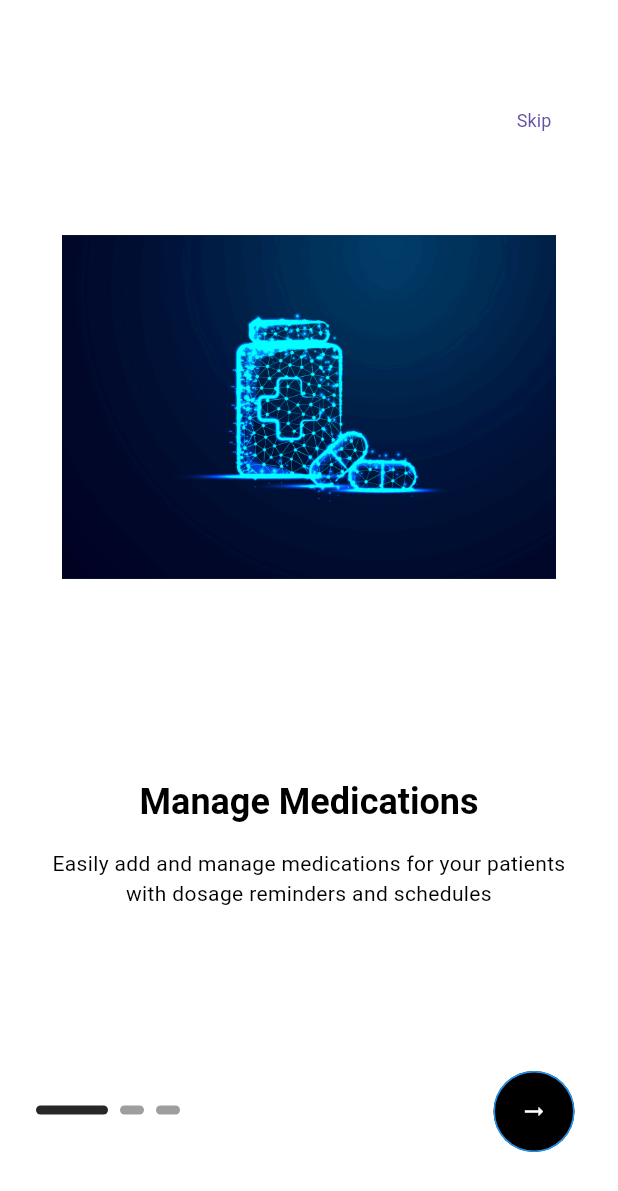
After one commit to mertykert/ECNG2007-Group-Project, a Flutter app: the screen it shows after launch, on a phone screen of 412 x 824 dp. The commit adds this screen. Shown: the top 1191 px of the screen. Run offline on Flutter 3.47's test engine with Material 3 defaults, Android fonts, the phone set to English and light mode, and no system bars; drawn by our look-alikes of smooth_page_indicator; our stand-ins replace another_flushbar, auto_size_text, cloud_firestore, connectivity_plus, firebase_analytics, firebase_auth and 15 more; missing offline and left inert: android_intent_plus, workmanager; accounts and stored records are empty.

Commit message:
Added OnBoarding Screens

```diff
--- /dev/null
+++ b/lib/features/authentication/controllers.onboarding/onboarding_controller.dart
@@ -0,0 +1,37 @@
+import 'package:flutter/cupertino.dart';
+import 'package:get/get.dart';
+
+import '../screens/welcome/welcome.dart';
+
+class OnBoardingController extends GetxController {
+  static OnBoardingController get instance => Get.find();
+
+  // Variables
+  final pageController = PageController();
+  Rx<int> currentPageIndex = 0.obs;
+
+  // Update Current Index when Page Scroll
+  void updatePageIndicator(index) => currentPageIndex.value = index;
+
+  // Jump to the specific dot selected page.
+  void dotNavigationClick(index) {
+    currentPageIndex.value = index;
+    pageController.jumpTo(index);
+  }
+
+  // Update Current Index & jump to next page
+  void nextPage() {
+    if(currentPageIndex.value == 2){
+      Get.to(const WelcomeScreen());
+    } else{
+      int page = currentPageIndex.value + 1;
+      pageController.jumpToPage(page);
+    }
+  }
+
+  // Update Current Index & jump to the last Page
+  void skipPage() {
+    currentPageIndex.value = 2; // Set to last page index
+    Get.to(const WelcomeScreen());
+  }
+}
--- /dev/null
+++ b/lib/features/authentication/screens/onboarding/onboarding.dart
@@ -0,0 +1,63 @@
+import 'package:flutter/material.dart';
+import 'package:get/get.dart';
+import 'package:get/get_core/src/get_main.dart';
+import 'package:medi_care/features/authentication/controllers.onboarding/onboarding_controller.dart';
+import 'package:medi_care/features/authentication/screens/onboarding/widgets/onboarding_dot_navigation.dart';
+import 'package:medi_care/features/authentication/screens/onboarding/widgets/onboarding_next_button.dart';
+import 'package:medi_care/features/authentication/screens/onboarding/widgets/onboarding_page.dart';
+import 'package:medi_care/features/authentication/screens/onboarding/widgets/onboarding_skip.dart';
+import 'package:medi_care/utils/helpers/helper_functions.dart';
+
+import '../../../../utils/constants/colors.dart';
+import '../../../../utils/constants/image_strings.dart';
+import '../../../../utils/constants/sizes.dart';
+import '../../../../utils/constants/text_strings.dart';
+import '../../../../utils/device/device_utility.dart';
+import 'package:smooth_page_indicator/smooth_page_indicator.dart';
+
+class OnBoardingScreen extends StatelessWidget {
+  const OnBoardingScreen({super.key});
+
+  @override
+  Widget build(BuildContext context) {
+    final controller = Get.put(OnBoardingController());
+
+    return Scaffold(
+      body: Stack(
+        children: [
+          // Horizontal Scrollable Pages
+          PageView(
+            controller: controller.pageController,
+            onPageChanged: controller.updatePageIndicator,
+            children: const [
+              OnboardingPage(
+                image: TImages.onBoardingImage1,
+                title: TTexts.onBoardingTitle1,
+                subTitle: TTexts.onBoardingSubTitle1,
+              ),
+              OnboardingPage(
+                image: TImages.onBoardingImage2,
+                title: TTexts.onBoardingTitle2,
+                subTitle: TTexts.onBoardingSubTitle2,
+              ),
+              OnboardingPage(
+                image: TImages.onBoardingImage3,
+                title: TTexts.onBoardingTitle3,
+                subTitle: TTexts.onBoardingSubTitle3,
+              ), // Column
+            ],
+          ), // PageView
+
+          // Skip Button
+          const OnBoardingSkip(), // Positioned
+
+          // Dot Navigation SmoothPageIndicator
+          const OnBoardingDotNavigation(), // Positioned
+
+          // Circular Button
+          const OnBoardingNextButton(), // Positioned
+        ],
+      ),
+    );
+  }
+}
--- /dev/null
+++ b/lib/features/authentication/screens/onboarding/widgets/onboarding_dot_navigation.dart
@@ -0,0 +1,34 @@
+import 'package:flutter/material.dart';
+import 'package:medi_care/features/authentication/controllers.onboarding/onboarding_controller.dart';
+
+import '../../../../../utils/constants/colors.dart';
+import '../../../../../utils/constants/sizes.dart';
+import '../../../../../utils/device/device_utility.dart';
+import '../../../../../utils/helpers/helper_functions.dart';
+import 'package:smooth_page_indicator/smooth_page_indicator.dart';
+
+class OnBoardingDotNavigation extends StatelessWidget {
+  const OnBoardingDotNavigation({
+    super.key,
+  });
+
+  @override
+  Widget build(BuildContext context) {
+    final controller = OnBoardingController.instance;
+    final dark = THelperFunctions.isDarkMode(context);
+
+    return Positioned(
+      bottom: TDeviceUtils.getBottomNavigationBarHeight() + 25,
+      left: TSizes.defaultSpace,
+      child: SmoothPageIndicator(
+        count: 3,
+        controller: controller.pageController,
+        onDotClicked: controller.dotNavigationClick,
+        effect:  ExpandingDotsEffect(
+          activeDotColor: dark ? TColors.light: TColors.dark,
+          dotHeight: 6,
+        ),
+      ), // SmoothPageIndicator
+    );
+  }
+}
--- /dev/null
+++ b/lib/features/authentication/screens/onboarding/widgets/onboarding_next_button.dart
@@ -0,0 +1,31 @@
+import 'package:flutter/material.dart';
+import 'package:medi_care/features/authentication/controllers.onboarding/onboarding_controller.dart';
+
+import '../../../../../utils/constants/colors.dart';
+import '../../../../../utils/constants/sizes.dart';
+import '../../../../../utils/device/device_utility.dart';
+import '../../../../../utils/helpers/helper_functions.dart';
+
+class OnBoardingNextButton extends StatelessWidget {
+  const OnBoardingNextButton({
+    super.key,
+  });
+
+  @override
+  Widget build(BuildContext context) {
+    final dark = THelperFunctions.isDarkMode(context);
+
+    return Positioned(
+      right: TSizes.defaultSpace,
+      bottom: TDeviceUtils.getBottomNavigationBarHeight(),
+      child: ElevatedButton(
+        onPressed: () => OnBoardingController.instance.nextPage(),
+        style: ElevatedButton.styleFrom(
+            shape: const CircleBorder(),
+            backgroundColor: dark ? TColors.primary : Colors.black
+        ),
+        child: const Icon(Icons.arrow_right_alt),
+      ), // ElevatedButton
+    );
+  }
+}
--- /dev/null
+++ b/lib/features/authentication/screens/onboarding/widgets/onboarding_page.dart
@@ -0,0 +1,38 @@
+import 'package:flutter/material.dart';
+
+import '../../../../../utils/constants/sizes.dart';
+import '../../../../../utils/helpers/helper_functions.dart';
+
+class OnboardingPage extends StatelessWidget {
+  const OnboardingPage({
+    super.key,
+    required this.image,
+    required this.title,
+    required this.subTitle,
+  });
+
+  final String image, title, subTitle;
+
+  @override
+  Widget build(BuildContext context) {
+    return Padding(
+      padding: const EdgeInsets.all(TSizes.defaultSpace),
+      child: Column(
+        children: [
+          Image(
+            width: THelperFunctions.screenWidth() * 0.8,
+            height: THelperFunctions.screenHeight() * 0.6,
+            image: AssetImage(image),
+          ), // Image
+          Text(title,
+              style: Theme.of(context).textTheme.headlineMedium,
+              textAlign: TextAlign.center),
+          const SizedBox(height: 16),
+          Text(subTitle,
+              style: Theme.of(context).textTheme.bodyMedium,
+              textAlign: TextAlign.center),
+        ],
+      ),
+    );
+  }
+}
--- /dev/null
+++ b/lib/features/authentication/screens/onboarding/widgets/onboarding_skip.dart
@@ -0,0 +1,21 @@
+import 'package:flutter/material.dart';
+import 'package:medi_care/features/authentication/controllers.onboarding/onboarding_controller.dart';
+
+import '../../../../../utils/constants/sizes.dart';
+import '../../../../../utils/device/device_utility.dart';
+
+class OnBoardingSkip extends StatelessWidget {
+  const OnBoardingSkip({
+    super.key,
+  });
+
+  @override
+  Widget build(BuildContext context) {
+    return Positioned(
+      top: TDeviceUtils.getAppBarHeight(),
+      right: TSizes.defaultSpace,
+      child:
+          TextButton(onPressed: () =>OnBoardingController.instance.skipPage(), child: const Text('Skip')), // TextButton
+    );
+  }
+}
--- a/lib/main.dart
+++ b/lib/main.dart
@@ -10,7 +10,10 @@ import 'package:firebase_auth/firebase_auth.dart';
 import 'package:firebase_analytics/firebase_analytics.dart';
 import 'package:firebase_analytics/observer.dart';
 import 'package:flutter_native_splash/flutter_native_splash.dart';
+import 'package:get/get_navigation/src/root/get_material_app.dart';
+import 'package:medi_care/features/authentication/screens/onboarding/onboarding.dart';
 import 'package:medi_care/services/offline_service.dart';
+import 'package:medi_care/utils/theme/theme.dart';
 import 'package:workmanager/workmanager.dart';
 import 'package:hive_flutter/hive_flutter.dart';
 import 'package:permission_handler/permission_handler.dart';
@@ -241,11 +244,13 @@ class MyApp extends StatelessWidget {
   @override
   Widget build(BuildContext context) {
     // WHY: ReceiverScope exposes active receiver globally (read by Home/Calendar)
-    return MaterialApp(
+    return GetMaterialApp(
         debugShowCheckedModeBanner: false,
         title: "Medi_Care",
-        theme: ThemeData(primarySwatch: Colors.blue),
-        home: const WelcomeScreen(),
+        themeMode: ThemeMode.system,
+        theme: TAppTheme.lightTheme ?? ThemeData(primarySwatch: Colors.blue),
+        darkTheme: TAppTheme.darkTheme ?? ThemeData.dark(),
+        home: const OnBoardingScreen(),
         navigatorObservers: [
           FirebaseAnalyticsObserver(analytics: analytics),
         ],
--- a/lib/utils/constants/image_strings.dart
+++ b/lib/utils/constants/image_strings.dart
@@ -7,4 +7,10 @@ class TImages {
   // -- Social Logos if you want to add sign up with these platforms--//
   static const String google = "assets/logos/google-icon.png";
   static const String facebook = "assets/logos/facebook-icon.png";
+
+  // -- Onboarding Images
+  static const String onBoardingImage1 = "assets/images/on_boarding_screen_images/Onboarding_first_page.gif";
+  static const String onBoardingImage2 = "assets/images/on_boarding_screen_images/Onboarding_second_page.gif";
+  static const String onBoardingImage3 = "assets/images/on_boarding_screen_images/Onboarding_third_page.gif";
+
 }
--- a/lib/utils/constants/text_strings.dart
+++ b/lib/utils/constants/text_strings.dart
@@ -2,18 +2,18 @@
 class TTexts {
   // -- GLOBAL Texts
 
-  // -- OnBoarding Texts not needed for our app
-  static const String onBoardingTitle1 = "Choose your product";
-  static const String onBoardingTitle2 = "Select Payment Method";
-  static const String onBoardingTitle3 = "Deliver at your door step";
+  // -- OnBoarding Texts
+  static const String onBoardingTitle1 = "Manage Medications";
+  static const String onBoardingTitle2 = "Track Patient Health";
+  static const String onBoardingTitle3 = "Stay Organized";
 
-  static const String onBoardingSubTitle1 = "Welcome to a World of Limitless Choices - Your Perfect Product Awaits!";
-  static const String onBoardingSubTitle2 = "For Seamless Transactions, Choose Your Payment Path - Your Convenience, Our Priority!";
-  static const String onBoardingSubTitle3 = "From Our Doorstep to Yours - Swift, Secure, and Contactless Delivery!";
+  static const String onBoardingSubTitle1 = "Easily add and manage medications for your patients with dosage reminders and schedules";
+  static const String onBoardingSubTitle2 = "Monitor patient health records, track vital signs, and maintain comprehensive care logs";
+  static const String onBoardingSubTitle3 = "Get timely alerts for medication doses and appointments to provide seamless care";
 
-  // -- Home -- need to be changed
-  static const String homeAppbarTitle = "Good day for shopping";
-  static const String homeAppbarSubTitle = "Taimoor Sikander";
+  // -- Home
+  static const String homeAppbarTitle = "Patient Care Dashboard";
+  static const String homeAppbarSubTitle = "Track medications & health";
 
   // -- Authentication Forms
   static const String firstName = "First Name";
--- a/pubspec.yaml
+++ b/pubspec.yaml
@@ -61,6 +61,7 @@ dependencies:
   logger: ^2.2.0
   url_launcher: ^6.2.2
   flutter_native_splash: ^2.4.6
+  smooth_page_indicator: ^1.1.0
 
   # Icons
   iconsax: ^0.0.8
@@ -95,6 +96,7 @@ flutter:
     - assets/logos/
     - assets/fonts/
     - assets/images/
+    - assets/images/on_boarding_screen_images/
 
 fonts:
   - family: Roboto
```
Also changed, not shown: assets/images/on_boarding_screen_images/Onboarding_first_page.gif (added), assets/images/on_boarding_screen_images/Onboarding_second_page.gif (added), pubspec.lock, 1 other file.
